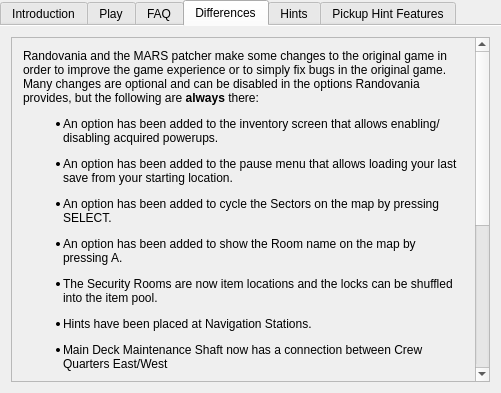
Old version of the form randovania/games/fusion/gui/ui_files/games_tab_fusion_widget.ui in the repository randovania/randovania.
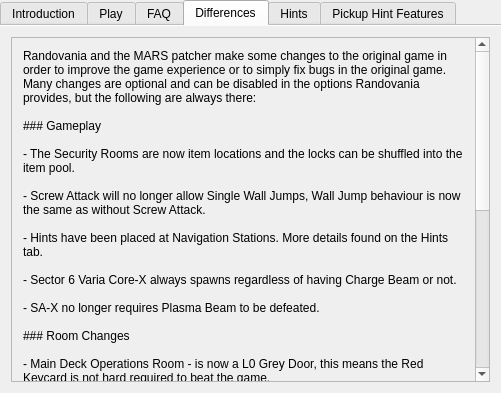
New version of the form. The open tabs and pages were chosen to show the change. Custom widgets are drawn as their Qt base class.

Commit message: adjust faq/diff

```diff
--- a/randovania/games/fusion/gui/ui_files/games_tab_fusion_widget.ui
+++ b/randovania/games/fusion/gui/ui_files/games_tab_fusion_widget.ui
@@ -136,17 +136,54 @@
          <x>0</x>
          <y>0</y>
          <width>467</width>
-         <height>678</height>
+         <height>625</height>
         </rect>
        </property>
        <layout class="QVBoxLayout" name="verticalLayout">
         <item>
          <widget class="QLabel" name="differences_label">
           <property name="text">
-           <string>&lt;html&gt;&lt;head/&gt;&lt;body&gt;&lt;p&gt;Randovania and the MARS patcher make some changes to the original game in order to improve the game experience or to simply fix bugs in the original game.&lt;br/&gt;Many changes are optional and can be disabled in the options Randovania provides, but the following are &lt;span style=&quot; font-weight:600;&quot;&gt;always&lt;/span&gt; there:&lt;/p&gt;&lt;ul style=&quot;margin-top: 0px; margin-bottom: 0px; margin-left: 0px; margin-right: 0px; -qt-list-indent: 1;&quot;&gt;&lt;li style=&quot; margin-top:12px; margin-bottom:0px; margin-left:0px; margin-right:0px; -qt-block-indent:0; text-indent:0px;&quot;&gt;An option has been added to the inventory screen that allows enabling/disabling acquired powerups.&lt;/li&gt;&lt;li style=&quot; margin-top:12px; margin-bottom:0px; margin-left:0px; margin-right:0px; -qt-block-indent:0; text-indent:0px;&quot;&gt;An option has been added to the pause menu that allows loading your last save from your starting location.&lt;/li&gt;&lt;li style=&quot; margin-top:12px; margin-bottom:0px; margin-left:0px; margin-right:0px; -qt-block-indent:0; text-indent:0px;&quot;&gt;An option has been added to cycle the Sectors on the map by pressing SELECT.&lt;/li&gt;&lt;li style=&quot; margin-top:12px; margin-bottom:12px; margin-left:0px; margin-right:0px; -qt-block-indent:0; text-indent:0px;&quot;&gt;An option has been added to show the Room name on the map by pressing A.&lt;/li&gt;&lt;/ul&gt;&lt;ul style=&quot;margin-top: 0px; margin-bottom: 0px; margin-left: 0px; margin-right: 0px; -qt-list-indent: 1;&quot;&gt;&lt;li style=&quot; margin-top:12px; margin-bottom:12px; margin-left:0px; margin-right:0px; -qt-block-indent:0; text-indent:0px;&quot;&gt;The Security Rooms are now item locations and the locks can be shuffled into the item pool.&lt;/li&gt;&lt;li style=&quot; margin-top:12px; margin-bottom:0px; margin-left:0px; margin-right:0px; -qt-block-indent:0; text-indent:0px;&quot;&gt;Hints have been placed at Navigation Stations.&lt;/li&gt;&lt;li style=&quot; margin-top:12px; margin-bottom:0px; margin-left:0px; margin-right:0px; -qt-block-indent:0; text-indent:0px;&quot;&gt;Main Deck Maintenance Shaft now has a connection between Crew Quarters East/West&lt;/li&gt;&lt;ul style=&quot;margin-top: 0px; margin-bottom: 0px; margin-left: 0px; margin-right: 0px; -qt-list-indent: 1;&quot;&gt;&lt;li style=&quot; margin-top:12px; margin-bottom:12px; margin-left:0px; margin-right:0px; -qt-block-indent:0; text-indent:0px;&quot;&gt;Sector 5 will always remain in it's unbroken state, some rooms have been modified to account for this.&lt;/li&gt;&lt;/ul&gt;&lt;li style=&quot; margin-top:12px; margin-bottom:12px; margin-left:0px; margin-right:0px; -qt-block-indent:0; text-indent:0px;&quot;&gt;The upper right door in S5 Arctic Containment is now a Yellow Door.&lt;/li&gt;&lt;li style=&quot; margin-top:12px; margin-bottom:0px; margin-left:0px; margin-right:0px; -qt-block-indent:0; text-indent:0px;&quot;&gt;Sector 6 Varia Core-X always spawns regardless of having Charge Beam or not.&lt;/li&gt;&lt;li style=&quot; margin-top:12px; margin-bottom:0px; margin-left:0px; margin-right:0px; -qt-block-indent:0; text-indent:0px;&quot;&gt;SA-X no longer requires Plasma Beam to be defeated.&lt;/li&gt;&lt;li style=&quot; margin-top:12px; margin-bottom:0px; margin-left:0px; margin-right:0px; -qt-block-indent:0; text-indent:0px;&quot;&gt;The door to Operations Room is now a Grey Door after SA-X has been defeated.&lt;/li&gt;&lt;li style=&quot; margin-top:12px; margin-bottom:0px; margin-left:0px; margin-right:0px; -qt-block-indent:0; text-indent:0px;&quot;&gt;Screw Attack will no longer allow Single Wall Jumps, Wall Jump behaviour is now the same as without Screw Attack.&lt;/li&gt;&lt;li style=&quot; margin-top:12px; margin-bottom:0px; margin-left:0px; margin-right:0px; -qt-block-indent:0; text-indent:0px;&quot;&gt;Beams have been split and rebalanced. &lt;/li&gt;&lt;/ul&gt;&lt;p&gt;&lt;br/&gt;&lt;/p&gt;&lt;/body&gt;&lt;/html&gt;</string>
+           <string>Randovania and the MARS patcher make some changes to the original game in order to improve the game experience or to simply fix bugs in the original game. Many changes are optional and can be disabled in the options Randovania provides, but the following are always there: 
+
+### Gameplay
+
+- The Security Rooms are now item locations and the locks can be shuffled into the item pool. 
+
+- Screw Attack will no longer allow Single Wall Jumps, Wall Jump behaviour is now the same as without Screw Attack. 
+
+- Hints have been placed at Navigation Stations. More details found on the Hints tab.
+
+- Sector 6 Varia Core-X always spawns regardless of having Charge Beam or not. 
+
+- SA-X no longer requires Plasma Beam to be defeated. 
+
+### Room Changes
+
+- Main Deck Operations Room - is now a L0 Grey Door, this means the Red Keycard is not hard required to beat the game.
+
+- Main Deck Operations Ventillation - now has a connection between Crew Quarters East/West.
+
+- Main Deck Central Reactor Core - now has a platform near the top to make removing the vines not dangerous.
+
+- Sector 5 will always remain in it's unbroken state, some rooms have been modified to account for this. 
+
+- Sector 5 Arctic Containment - the upper-right door is now a L3 Yellow Door. 
+
+### Quality of Life
+
+- You can now reset to your spawn location by pressing L on the map screen. This will restore the game state to your last save, everything gained since will be lost. This is NEVER considered logical.
+
+- You can now enable/disable acquired powerups in the inventory screen.
+
+- You can now cycle the Sectors on the map by pressing SELECT.
+
+- You can now show the Room name on the map by pressing A.</string>
+          </property>
+          <property name="textFormat">
+           <enum>Qt::MarkdownText</enum>
           </property>
           <property name="alignment">
-           <set>Qt::AlignLeading|Qt::AlignLeft|Qt::AlignVCenter</set>
+           <set>Qt::AlignLeading|Qt::AlignLeft|Qt::AlignTop</set>
           </property>
           <property name="wordWrap">
            <bool>true</bool>
```
The commit also changes 1 other file.
